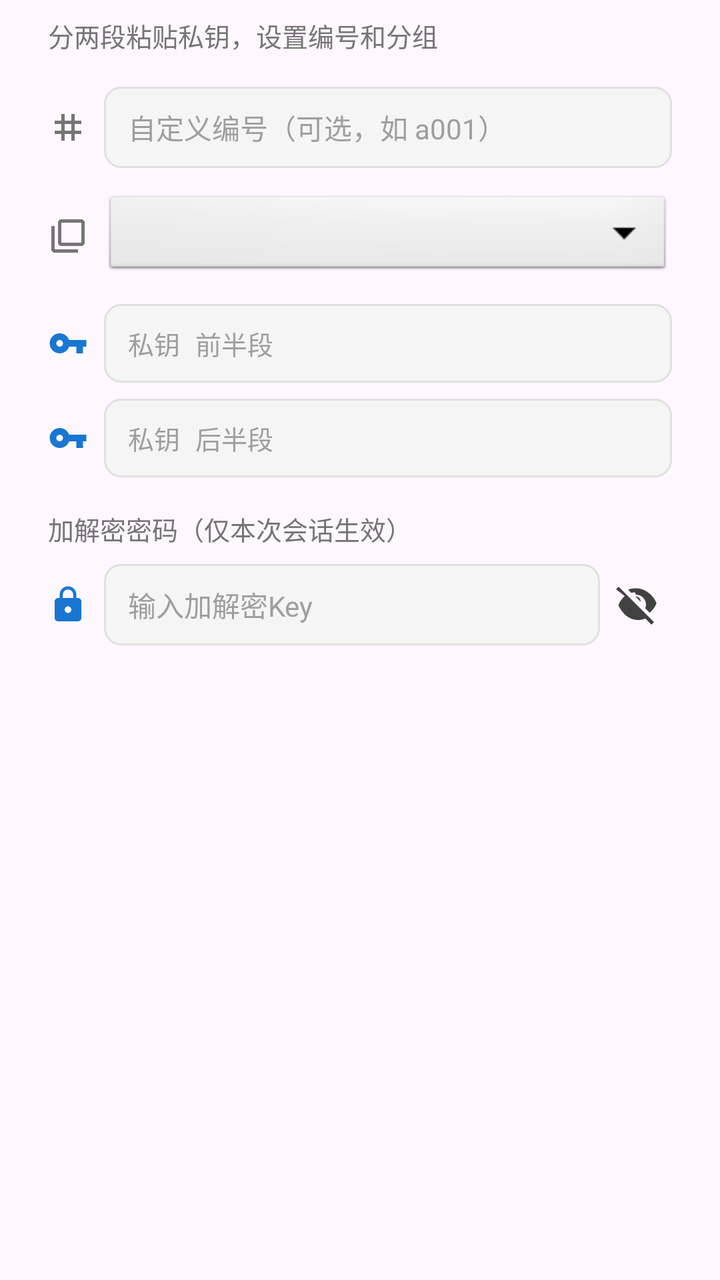
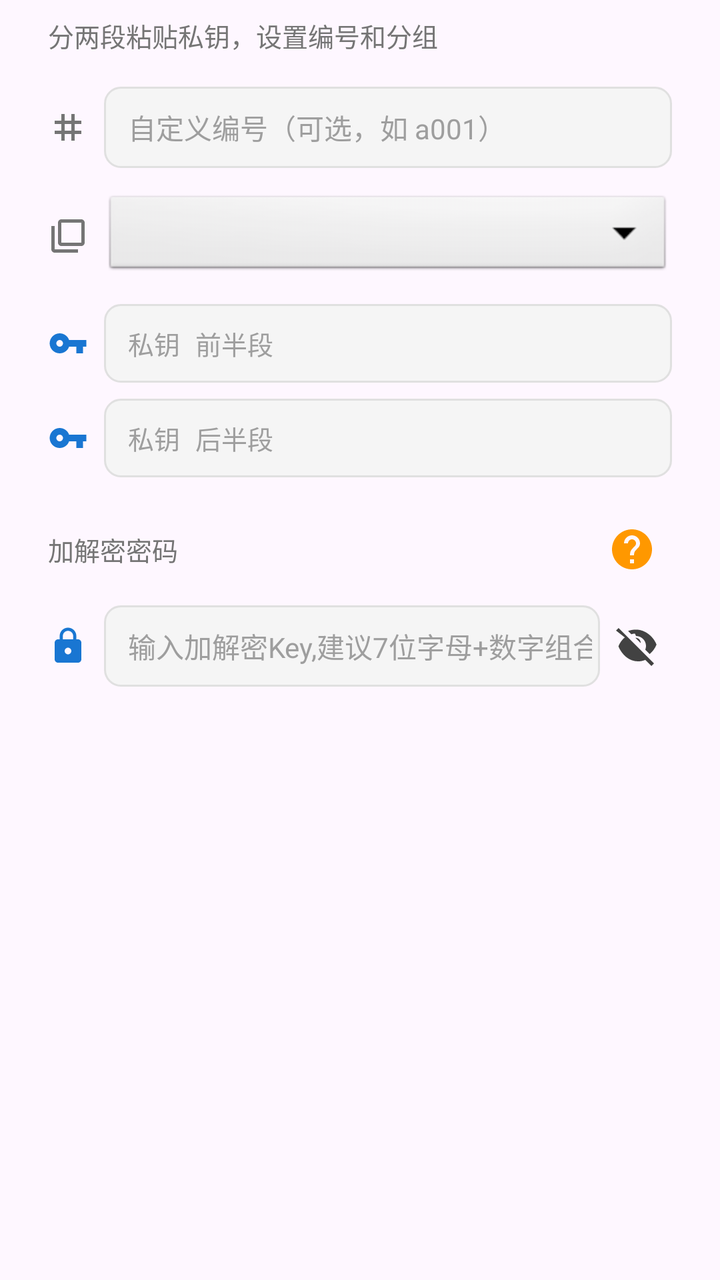

Compare the two renders of this Android layout. The source of the first and the diff that turns it into the second are given below.
<!-- AndroidManifest.xml: application theme Theme.WlClient -->
<!-- res/layout/dialog_add_key.xml -->
<?xml version="1.0" encoding="utf-8"?>
<ScrollView xmlns:android="http://schemas.android.com/apk/res/android"
    xmlns:app="http://schemas.android.com/apk/res-auto"
    android:layout_width="match_parent"
    android:layout_height="wrap_content">

    <LinearLayout
        android:layout_width="match_parent"
        android:layout_height="wrap_content"
        android:orientation="vertical"
        android:paddingStart="24dp"
        android:paddingEnd="24dp"
        android:paddingTop="8dp"
        android:paddingBottom="16dp">

        <TextView
            style="@style/DialogSubtitleStyle"
            android:layout_width="wrap_content"
            android:layout_height="wrap_content"
            android:text="分两段粘贴私钥，设置编号和分组" />

        <LinearLayout
            android:layout_width="match_parent"
            android:layout_height="wrap_content"
            android:orientation="horizontal"
            android:gravity="center_vertical"
            android:layout_marginTop="16dp">

            <ImageView
                android:layout_width="20dp"
                android:layout_height="20dp"
                android:src="@drawable/ic_hash_svg"
                android:layout_marginEnd="8dp" />

            <EditText
                android:id="@+id/et_custom_code"
                style="@style/DialogInputStyle"
                android:layout_width="match_parent"
                android:layout_height="wrap_content"
                android:hint="自定义编号（可选，如 a001）"
                android:inputType="text"
                android:textSize="14sp" />
        </LinearLayout>

        <LinearLayout
            android:layout_width="match_parent"
            android:layout_height="wrap_content"
            android:orientation="horizontal"
            android:gravity="center_vertical"
            android:layout_marginTop="12dp">

            <ImageView
                android:layout_width="20dp"
                android:layout_height="20dp"
                android:src="@drawable/ic_group_svg"
                android:layout_marginEnd="8dp" />

            <Spinner
                android:id="@+id/sp_group_no"
                android:layout_width="match_parent"
                android:layout_height="44dp"
                android:background="@android:drawable/btn_dropdown" />
        </LinearLayout>

        <LinearLayout
            android:layout_width="match_parent"
            android:layout_height="wrap_content"
            android:orientation="horizontal"
            android:gravity="center_vertical"
            android:layout_marginTop="12dp">

            <ImageView
                android:layout_width="20dp"
                android:layout_height="20dp"
                android:src="@drawable/ic_key_svg"
                android:layout_marginEnd="8dp" />

            <EditText
                android:id="@+id/et_pk_part1"
                style="@style/DialogInputStyle"
                android:layout_width="match_parent"
                android:layout_height="wrap_content"
                android:hint="私钥 前半段"
                android:inputType="textNoSuggestions"
                android:textSize="13sp"
                android:fontFamily="monospace" />
        </LinearLayout>

        <LinearLayout
            android:layout_width="match_parent"
            android:layout_height="wrap_content"
            android:orientation="horizontal"
            android:gravity="center_vertical"
            android:layout_marginTop="8dp">

            <ImageView
                android:layout_width="20dp"
                android:layout_height="20dp"
                android:src="@drawable/ic_key_svg"
                android:layout_marginEnd="8dp" />

            <EditText
                android:id="@+id/et_pk_part2"
                style="@style/DialogInputStyle"
                android:layout_width="match_parent"
                android:layout_height="wrap_content"
                android:hint="私钥 后半段"
                android:inputType="textNoSuggestions"
                android:textSize="13sp"
                android:fontFamily="monospace" />
        </LinearLayout>

        <TextView
            style="@style/DialogSubtitleStyle"
            android:layout_width="wrap_content"
            android:layout_height="wrap_content"
            android:layout_marginTop="16dp"
            android:text="加解密密码（仅本次会话生效）" />

        <RelativeLayout
            android:layout_width="match_parent"
            android:layout_height="wrap_content"
            android:layout_marginTop="8dp">

            <ImageView
                android:id="@+id/iv_lock_icon"
                android:layout_width="20dp"
                android:layout_height="20dp"
                android:layout_centerVertical="true"
                android:layout_marginEnd="8dp"
                android:src="@drawable/ic_lock_svg" />

            <EditText
                android:id="@+id/et_user_crypto_key"
                style="@style/DialogInputStyle"
                android:layout_width="match_parent"
                android:layout_height="wrap_content"
                android:layout_toEndOf="@id/iv_lock_icon"
                android:layout_toStartOf="@id/iv_eye_toggle"
                android:hint="输入加解密Key"
                android:inputType="textPassword"
                android:textSize="14sp"
                android:paddingEnd="4dp" />

            <ImageButton
                android:id="@+id/iv_eye_toggle"
                android:layout_width="36dp"
                android:layout_height="36dp"
                android:layout_alignParentEnd="true"
                android:layout_centerVertical="true"
                android:background="?attr/selectableItemBackgroundBorderless"
                android:contentDescription="显示/隐藏密码"
                android:src="@drawable/ic_eye_off_svg"
                android:padding="6dp" />
        </RelativeLayout>

    </LinearLayout>
</ScrollView>
<!-- resources referenced by this layout -->
<resources>
  <!-- drawable ic_group_svg (drawable) -->
  <?xml version="1.0" encoding="utf-8"?>
  <vector xmlns:android="http://schemas.android.com/apk/res/android"
      android:width="24dp"
      android:height="24dp"
      android:viewportWidth="24"
      android:viewportHeight="24">
      <path
          android:fillColor="#757575"
          android:pathData="M4,6H2v14c0,1.1 0.9,2 2,2h14v-2H4V6zM20,2H8c-1.1,0 -2,0.9 -2,2v12c0,1.1 0.9,2 2,2h12c1.1,0 2,-0.9 2,-2V4c0,-1.1 -0.9,-2 -2,-2zM20,16H8V4h12v12z" />
  </vector>
  <!-- drawable ic_hash_svg (drawable) -->
  <?xml version="1.0" encoding="utf-8"?>
  <vector xmlns:android="http://schemas.android.com/apk/res/android"
      android:width="24dp"
      android:height="24dp"
      android:viewportWidth="24"
      android:viewportHeight="24">
      <path
          android:fillColor="#757575"
          android:pathData="M20,10V8h-4V4h-2v4h-4V4H8v4H4v2h4v4H4v2h4v4h2v-4h4v4h2v-4h4v-2h-4v-4H20zM14,14h-4v-4h4v4z" />
  </vector>
  <!-- drawable ic_key_svg (drawable) -->
  <?xml version="1.0" encoding="utf-8"?>
  <vector xmlns:android="http://schemas.android.com/apk/res/android"
      android:width="24dp"
      android:height="24dp"
      android:viewportWidth="24"
      android:viewportHeight="24">
      <path
          android:fillColor="#1976D2"
          android:pathData="M12.65,10C11.83,7.67 9.61,6 7,6c-3.31,0 -6,2.69 -6,6s2.69,6 6,6c2.61,0 4.83,-1.67 5.65,-4H17v4h4v-4h2v-4H12.65zM7,14c-1.1,0 -2,-0.9 -2,-2s0.9,-2 2,-2 2,0.9 2,2 -0.9,2 -2,2z" />
  </vector>
  <!-- drawable ic_lock_svg (drawable) -->
  <?xml version="1.0" encoding="utf-8"?>
  <vector xmlns:android="http://schemas.android.com/apk/res/android"
      android:width="24dp"
      android:height="24dp"
      android:viewportWidth="24"
      android:viewportHeight="24">
      <path
          android:fillColor="#1976D2"
          android:pathData="M18,8h-1V6c0,-2.76 -2.24,-5 -5,-5S7,3.24 7,6v2H6c-1.1,0 -2,0.9 -2,2v10c0,1.1 0.9,2 2,2h12c1.1,0 2,-0.9 2,-2V10c0,-1.1 -0.9,-2 -2,-2zM12,17c-1.1,0 -2,-0.9 -2,-2s0.9,-2 2,-2 2,0.9 2,2 -0.9,2 -2,2zM15.1,8H8.9V6c0,-1.71 1.39,-3.1 3.1,-3.1 1.71,0 3.1,1.39 3.1,3.1v2z" />
  </vector>
  <style name="DialogInputStyle">
          <item name="android:background">@drawable/bg_input_focused</item>
          <item name="android:textSize">14sp</item>
          <item name="android:textColor">#212121</item>
          <item name="android:textColorHint">#9E9E9E</item>
      </style>
  <style name="DialogSubtitleStyle">
          <item name="android:textSize">13sp</item>
          <item name="android:textColor">#757575</item>
      </style>
  <style name="Theme.WlClient" parent="Base.Theme.WlClient" />
  <style name="Base.Theme.WlClient" parent="Theme.Material3.DayNight.NoActionBar">
          
          
      </style>
  <!-- unchanged entries left out for length: 2 -->
</resources>

<!-- the commit's change to res/layout/dialog_add_key.xml (unified diff, before → after) -->
@@ -110,12 +110,30 @@
                 android:fontFamily="monospace" />
         </LinearLayout>
 
-        <TextView
-            style="@style/DialogSubtitleStyle"
-            android:layout_width="wrap_content"
+        <LinearLayout
+            android:layout_width="match_parent"
             android:layout_height="wrap_content"
-            android:layout_marginTop="16dp"
-            android:text="加解密密码（仅本次会话生效）" />
+            android:orientation="horizontal"
+            android:gravity="center_vertical"
+            android:layout_marginTop="16dp">
+
+            <TextView
+                android:id="@+id/tv_user_crypto_key"
+                style="@style/DialogSubtitleStyle"
+                android:layout_width="0dp"
+                android:layout_height="wrap_content"
+                android:layout_weight="1"
+                android:text="加解密密码" />
+
+            <ImageButton
+                android:id="@+id/iv_crypto_help"
+                android:layout_width="40dp"
+                android:layout_height="40dp"
+                android:background="?attr/selectableItemBackgroundBorderless"
+                android:contentDescription="密码安全说明"
+                android:src="@drawable/ic_help_svg"
+                android:padding="4dp" />
+        </LinearLayout>
 
         <RelativeLayout
             android:layout_width="match_parent"
@@ -137,7 +155,7 @@
                 android:layout_height="wrap_content"
                 android:layout_toEndOf="@id/iv_lock_icon"
                 android:layout_toStartOf="@id/iv_eye_toggle"
-                android:hint="输入加解密Key"
+                android:hint="输入加解密Key,建议7位字母+数字组合及以上"
                 android:inputType="textPassword"
                 android:textSize="14sp"
                 android:paddingEnd="4dp" />
<!-- resource entries referenced after the edit -->
@@ -21,6 +21,17 @@
       <path
           android:fillColor="#757575"
           android:pathData="M20,10V8h-4V4h-2v4h-4V4H8v4H4v2h4v4H4v2h4v4h2v-4h4v4h2v-4h4v-2h-4v-4H20zM14,14h-4v-4h4v4z" />
+  </vector>
+  <!-- drawable ic_help_svg (drawable) -->
+  <?xml version="1.0" encoding="utf-8"?>
+  <vector xmlns:android="http://schemas.android.com/apk/res/android"
+      android:width="24dp"
+      android:height="24dp"
+      android:viewportWidth="24"
+      android:viewportHeight="24">
+      <path
+          android:fillColor="#FF9800"
+          android:pathData="M12,2C6.48,2 2,6.48 2,12s4.48,10 10,10 10,-4.48 10,-10S17.52,2 12,2zM13,19h-2v-2h2v2zM15.07,11.25l-0.9,0.92C13.45,12.9 13,13.5 13,15h-2v-0.5c0,-1.1 0.45,-2.1 1.17,-2.83l1.24,-1.26c0.37,-0.36 0.59,-0.86 0.59,-1.41 0,-1.1 -0.9,-2 -2,-2s-2,0.9 -2,2H8c0,-2.21 1.79,-4 4,-4s4,1.79 4,4c0,0.88 -0.36,1.68 -0.93,2.25z" />
   </vector>
   <!-- drawable ic_key_svg (drawable) -->
   <?xml version="1.0" encoding="utf-8"?>
